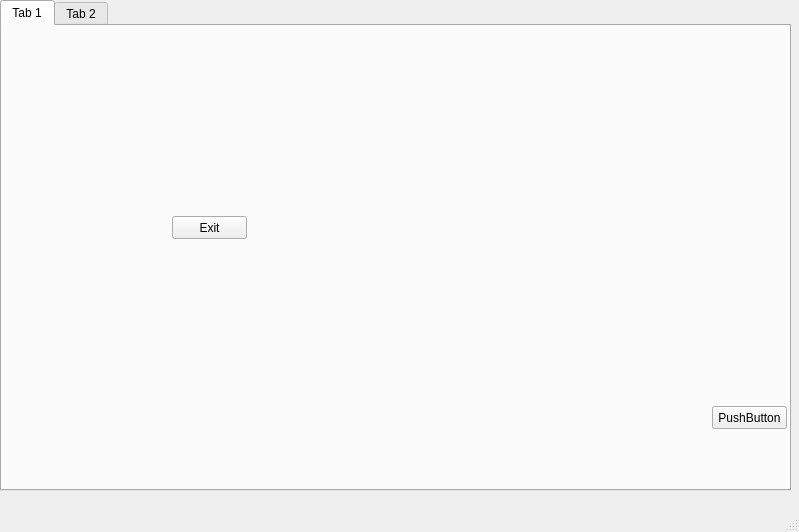
The window that ui/helloworld_4.ui (Johnny-Freeman/RF_device_ui) describes before a commit, drawn with Qt 5.
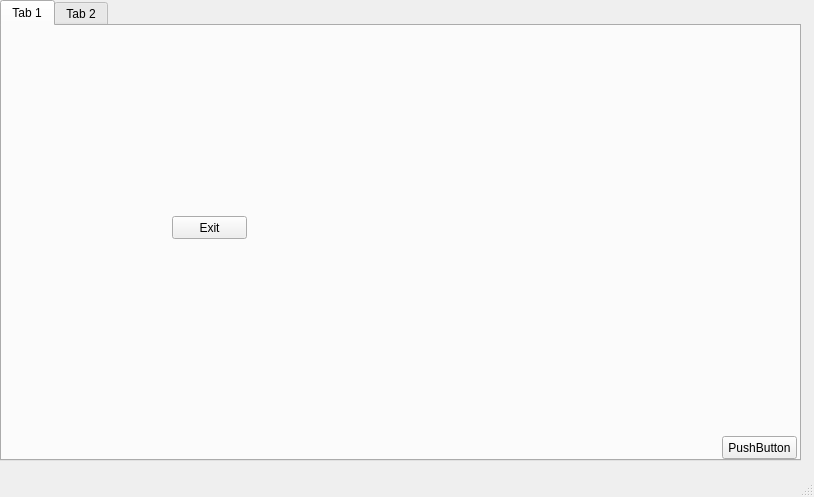
The same window after the commit.

Diff of the .ui file:
```diff
--- a/ui/helloworld_4.ui
+++ b/ui/helloworld_4.ui
@@ -6,8 +6,8 @@
    <rect>
     <x>0</x>
     <y>0</y>
-    <width>799</width>
-    <height>532</height>
+    <width>814</width>
+    <height>497</height>
    </rect>
   </property>
   <property name="windowTitle">
@@ -19,8 +19,8 @@
      <rect>
       <x>0</x>
       <y>0</y>
-      <width>791</width>
-      <height>491</height>
+      <width>801</width>
+      <height>461</height>
      </rect>
     </property>
     <property name="currentIndex">
@@ -46,8 +46,8 @@
      <widget class="QPushButton" name="pushButton">
       <property name="geometry">
        <rect>
-        <x>710</x>
-        <y>380</y>
+        <x>720</x>
+        <y>410</y>
         <width>75</width>
         <height>23</height>
        </rect>
```
Left out of the diff: 2 changed lines with no effect on the pictures.
